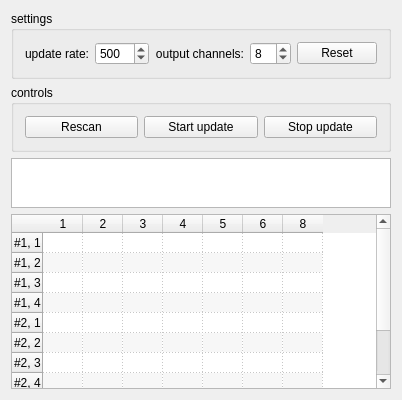
Above: widget.ui from hhrhhr/Qt-SDL-Joystick before the change. Below: the same form after it.
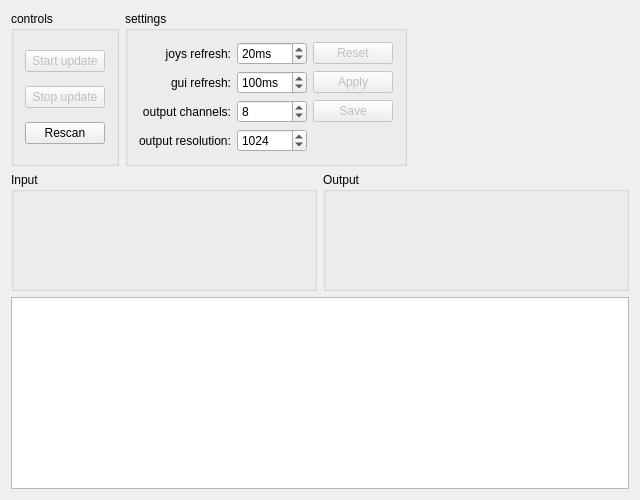
That is the form after the change.

Commit message: raw axes monitoring done input and output channel lists is dynamically generated in runtime.

Diff of the .ui file:
```diff
--- a/widget.ui
+++ b/widget.ui
@@ -6,8 +6,8 @@
    <rect>
     <x>0</x>
     <y>0</y>
-    <width>400</width>
-    <height>400</height>
+    <width>640</width>
+    <height>500</height>
    </rect>
   </property>
   <property name="windowTitle">
@@ -15,35 +15,102 @@
   </property>
   <layout class="QVBoxLayout" name="verticalLayout">
    <item>
-    <widget class="QGroupBox" name="groupBox">
-     <property name="title">
-      <string>settings</string>
-     </property>
      <layout class="QHBoxLayout" name="horizontalLayout">
       <item>
+      <widget class="QGroupBox" name="buttonBox">
+       <property name="title">
+        <string>controls</string>
+       </property>
+       <layout class="QVBoxLayout" name="verticalLayout_2">
+        <item>
+         <widget class="QPushButton" name="btStart">
+          <property name="enabled">
+           <bool>false</bool>
+          </property>
+          <property name="text">
+           <string>Start update</string>
+          </property>
+         </widget>
+        </item>
+        <item>
+         <widget class="QPushButton" name="btStop">
+          <property name="enabled">
+           <bool>false</bool>
+          </property>
+          <property name="text">
+           <string>Stop update</string>
+          </property>
+         </widget>
+        </item>
+        <item>
+         <widget class="QPushButton" name="btRescan">
+          <property name="text">
+           <string>Rescan</string>
+          </property>
+         </widget>
+        </item>
+       </layout>
+      </widget>
+     </item>
+     <item>
+      <widget class="QGroupBox" name="settingsBox">
+       <property name="title">
+        <string>settings</string>
+       </property>
+       <layout class="QGridLayout" name="gridLayout">
+        <item row="0" column="0">
        <widget class="QLabel" name="label">
         <property name="text">
-         <string>update rate:</string>
+           <string>joys refresh:</string>
         </property>
         <property name="alignment">
          <set>Qt::AlignRight|Qt::AlignTrailing|Qt::AlignVCenter</set>
         </property>
        </widget>
       </item>
-      <item>
+        <item row="0" column="1">
        <widget class="QSpinBox" name="spTimeout">
+          <property name="suffix">
+           <string>ms</string>
+          </property>
         <property name="minimum">
+           <number>10</number>
+          </property>
+          <property name="maximum">
+           <number>1000</number>
+          </property>
+          <property name="value">
          <number>20</number>
         </property>
+         </widget>
+        </item>
+        <item row="1" column="0">
+         <widget class="QLabel" name="label_3">
+          <property name="text">
+           <string>gui refresh:</string>
+          </property>
+          <property name="alignment">
+           <set>Qt::AlignRight|Qt::AlignTrailing|Qt::AlignVCenter</set>
+          </property>
+         </widget>
+        </item>
+        <item row="1" column="1">
+         <widget class="QSpinBox" name="spGuiTimeout">
+          <property name="suffix">
+           <string>ms</string>
+          </property>
+          <property name="minimum">
+           <number>20</number>
+          </property>
         <property name="maximum">
          <number>1000</number>
         </property>
         <property name="value">
-         <number>500</number>
+           <number>100</number>
         </property>
        </widget>
       </item>
-      <item>
+        <item row="2" column="0">
        <widget class="QLabel" name="label_2">
         <property name="text">
          <string>output channels:</string>
@@ -53,7 +120,7 @@
         </property>
        </widget>
       </item>
-      <item>
+        <item row="2" column="1">
        <widget class="QSpinBox" name="spNumChannels">
         <property name="buttonSymbols">
          <enum>QAbstractSpinBox::UpDownArrows</enum>
@@ -69,188 +136,132 @@
         </property>
        </widget>
       </item>
-      <item>
+        <item row="0" column="2">
        <widget class="QPushButton" name="btReset">
+          <property name="enabled">
+           <bool>false</bool>
+          </property>
         <property name="text">
          <string>Reset</string>
         </property>
        </widget>
       </item>
-     </layout>
-    </widget>
-   </item>
-   <item>
-    <widget class="QGroupBox" name="buttonBox">
-     <property name="title">
-      <string>controls</string>
-     </property>
-     <layout class="QHBoxLayout" name="buttonLayout">
-      <item>
-       <widget class="QPushButton" name="btRescan">
+        <item row="1" column="2">
+         <widget class="QPushButton" name="btApply">
+          <property name="enabled">
+           <bool>false</bool>
+          </property>
+          <property name="text">
+           <string>Apply</string>
+          </property>
+         </widget>
+        </item>
+        <item row="2" column="2">
+         <widget class="QPushButton" name="pushButton">
+          <property name="enabled">
+           <bool>false</bool>
+          </property>
         <property name="text">
-         <string>Rescan</string>
+           <string>Save</string>
         </property>
        </widget>
       </item>
-      <item>
-       <widget class="QPushButton" name="btStart">
+        <item row="3" column="0">
+         <widget class="QLabel" name="label_4">
         <property name="text">
-         <string>Start update</string>
+           <string>output resolution:</string>
         </property>
        </widget>
       </item>
+        <item row="3" column="1">
+         <widget class="QSpinBox" name="spinBox">
+          <property name="minimum">
+           <number>128</number>
+          </property>
+          <property name="maximum">
+           <number>4096</number>
+          </property>
+          <property name="singleStep">
+           <number>128</number>
+          </property>
+          <property name="value">
+           <number>1024</number>
+          </property>
+         </widget>
+        </item>
+       </layout>
+      </widget>
+     </item>
       <item>
-       <widget class="QPushButton" name="btStop">
-        <property name="text">
-         <string>Stop update</string>
-        </property>
-       </widget>
-      </item>
-     </layout>
-    </widget>
+      <spacer name="horizontalSpacer">
+       <property name="orientation">
+        <enum>Qt::Horizontal</enum>
+       </property>
+       <property name="sizeHint" stdset="0">
+        <size>
+         <width>40</width>
+         <height>20</height>
+        </size>
+       </property>
+      </spacer>
+     </item>
+    </layout>
+   </item>
+   <item>
+    <layout class="QHBoxLayout" name="channelsLayout">
+     <item>
+      <widget class="QGroupBox" name="inputBox">
+       <property name="title">
+        <string>Input</string>
+       </property>
+       <layout class="QVBoxLayout" name="inputLayout">
+        <item>
+         <spacer name="verticalSpacer">
+          <property name="orientation">
+           <enum>Qt::Vertical</enum>
+          </property>
+          <property name="sizeHint" stdset="0">
+           <size>
+            <width>20</width>
+            <height>40</height>
+           </size>
+          </property>
+         </spacer>
+        </item>
+       </layout>
+      </widget>
+     </item>
+     <item>
+      <widget class="QGroupBox" name="outputBox">
+       <property name="title">
+        <string>Output</string>
+       </property>
+       <layout class="QVBoxLayout" name="outputLayout">
+        <item>
+         <spacer name="verticalSpacer_2">
+          <property name="orientation">
+           <enum>Qt::Vertical</enum>
+          </property>
+          <property name="sizeHint" stdset="0">
+           <size>
+            <width>20</width>
+            <height>40</height>
+           </size>
+          </property>
+         </spacer>
+        </item>
+       </layout>
+      </widget>
+     </item>
+    </layout>
    </item>
    <item>
     <widget class="QListWidget" name="listJoys">
-     <property name="sizePolicy">
-      <sizepolicy hsizetype="Expanding" vsizetype="Maximum">
-       <horstretch>0</horstretch>
-       <verstretch>0</verstretch>
-      </sizepolicy>
-     </property>
-     <property name="maximumSize">
-      <size>
-       <width>16777215</width>
-       <height>50</height>
-      </size>
-     </property>
      <property name="alternatingRowColors">
       <bool>true</bool>
      </property>
     </widget>
    </item>
-   <item>
-    <layout class="QVBoxLayout" name="joysLayout">
-     <item>
-      <widget class="QTableWidget" name="tableWidget">
-       <property name="editTriggers">
-        <set>QAbstractItemView::NoEditTriggers</set>
-       </property>
-       <property name="showDropIndicator" stdset="0">
-        <bool>false</bool>
-       </property>
-       <property name="dragDropOverwriteMode">
-        <bool>false</bool>
-       </property>
-       <property name="alternatingRowColors">
-        <bool>true</bool>
-       </property>
-       <property name="showGrid">
-        <bool>true</bool>
-       </property>
-       <property name="gridStyle">
-        <enum>Qt::DotLine</enum>
-       </property>
-       <attribute name="horizontalHeaderDefaultSectionSize">
-        <number>40</number>
-       </attribute>
-       <attribute name="horizontalHeaderMinimumSectionSize">
-        <number>20</number>
-       </attribute>
-       <attribute name="verticalHeaderDefaultSectionSize">
-        <number>20</number>
-       </attribute>
-       <attribute name="verticalHeaderMinimumSectionSize">
-        <number>15</number>
-       </attribute>
-       <row>
-        <property name="text">
-         <string>#1, 1</string>
-        </property>
-       </row>
-       <row>
-        <property name="text">
-         <string>#1, 2</string>
-        </property>
-       </row>
-       <row>
-        <property name="text">
-         <string>#1, 3</string>
-        </property>
-       </row>
-       <row>
-        <property name="text">
-         <string>#1, 4</string>
-        </property>
-       </row>
-       <row>
-        <property name="text">
-         <string>#2, 1</string>
-        </property>
-       </row>
-       <row>
-        <property name="text">
-         <string>#2, 2</string>
-        </property>
-       </row>
-       <row>
-        <property name="text">
-         <string>#2, 3</string>
-        </property>
-       </row>
-       <row>
-        <property name="text">
-         <string>#2, 4</string>
-        </property>
-       </row>
-       <row>
-        <property name="text">
-         <string>#2, 5</string>
-        </property>
-       </row>
-       <row>
-        <property name="text">
-         <string>#2, 7</string>
-        </property>
-       </row>
-       <column>
-        <property name="text">
-         <string>1</string>
-        </property>
-       </column>
-       <column>
-        <property name="text">
-         <string>2</string>
-        </property>
-       </column>
-       <column>
-        <property name="text">
-         <string>3</string>
-        </property>
-       </column>
-       <column>
-        <property name="text">
-         <string>4</string>
-        </property>
-       </column>
-       <column>
-        <property name="text">
-         <string>5</string>
-        </property>
-       </column>
-       <column>
-        <property name="text">
-         <string>6</string>
-        </property>
-       </column>
-       <column>
-        <property name="text">
-         <string>8</string>
-        </property>
-       </column>
-      </widget>
-     </item>
-    </layout>
-   </item>
   </layout>
  </widget>
  <layoutdefault spacing="6" margin="11"/>
```
Left out of the diff: 13 changed lines with no effect on the pictures. Lines whose indentation alone changed are shown as unchanged. The commit also changes 9 other files.
